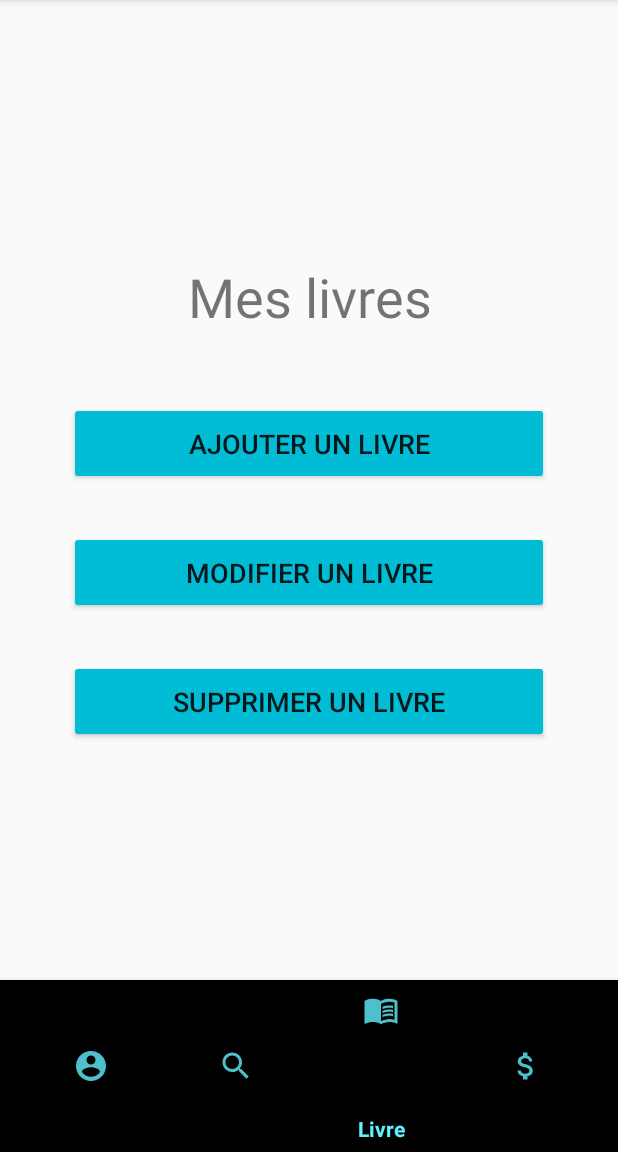
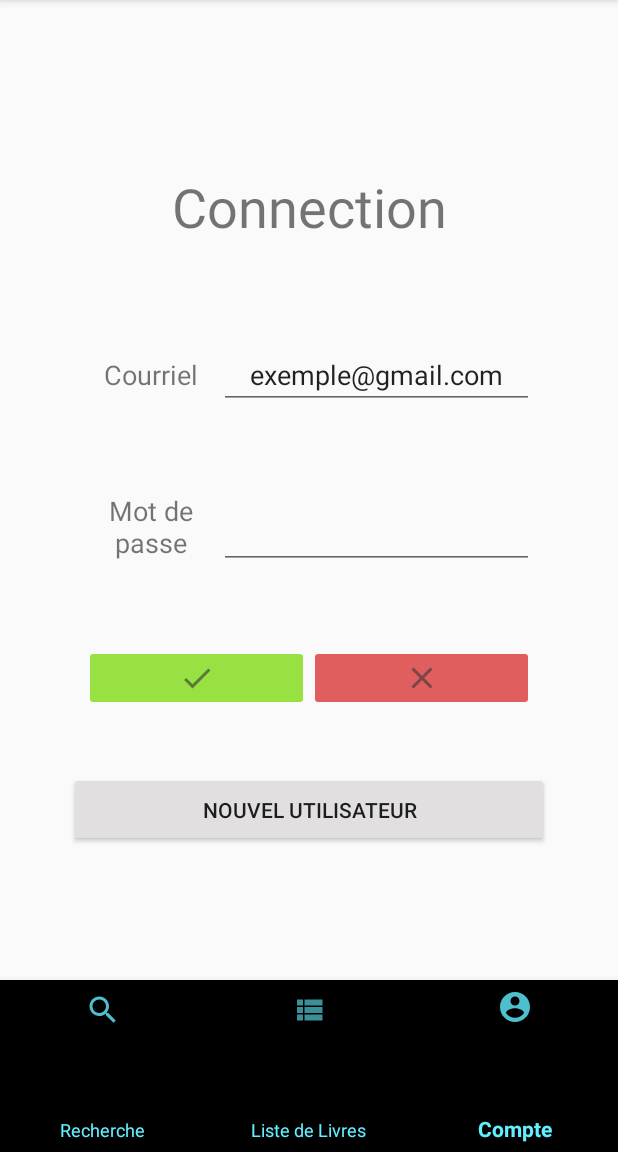
Before and after one commit to Thegametutor101/AndroidProjectBookSales, an Android app: the screen it shows after launch (MainActivity), item 3 of the bottom bar chosen, on a phone screen of 412 x 824 dp, the part 84-1236 px from its top. Run offline under Robolectric (Android 15) with nearby library versions, the light colour scheme and no system bars.

Commit message:
simplified nav

```diff
--- a/ProjectSession/app/src/main/java/com/example/androidprojectbooksales/Book_Fragment.java
+++ b/ProjectSession/app/src/main/java/com/example/androidprojectbooksales/Book_Fragment.java
@@ -12,7 +12,6 @@ import android.view.View;
 import android.view.ViewGroup;
 import android.widget.Button;
 
-
 public class Book_Fragment extends Fragment {
 
     Button btnAddBook, btnModifyBook, btnDeleteBook;
@@ -21,7 +20,6 @@ public class Book_Fragment extends Fragment {
     public Book_Fragment() {
         // Required empty public constructor
     }
-
 
     public interface BookInterface
     {
@@ -36,7 +34,6 @@ public class Book_Fragment extends Fragment {
         bookInterface = (BookInterface)context;
     }
 
-
     @Override
     public void onCreate(Bundle savedInstanceState) {
         super.onCreate(savedInstanceState);
@@ -50,9 +47,7 @@ public class Book_Fragment extends Fragment {
                              Bundle savedInstanceState) {
         // Inflate the layout for this fragment
         return inflater.inflate(R.layout.book_fragment, container, false);
-
     }
-
 
     @Override
     public void onViewCreated(@NonNull View view, @Nullable Bundle savedInstanceState) {
@@ -61,7 +56,6 @@ public class Book_Fragment extends Fragment {
         btnAddBook=view.findViewById(R.id.btnAddBook);
         btnModifyBook=view.findViewById(R.id.btnModifyBook);
         btnDeleteBook=view.findViewById(R.id.btnDeleteBook);
-
 
         btnAddBook.setOnClickListener(new View.OnClickListener() {
             @Override
--- a/ProjectSession/app/src/main/java/com/example/androidprojectbooksales/MainActivity.java
+++ b/ProjectSession/app/src/main/java/com/example/androidprojectbooksales/MainActivity.java
@@ -12,7 +12,6 @@ import com.google.android.material.bottomnavigation.BottomNavigationView;
 
 public class MainActivity extends AppCompatActivity implements Login_Fragment.LoginInterface, Book_Fragment.BookInterface {
 
-
     BottomNavigationView bottomNav;
 
     Research_Fragment researchFragment;
@@ -24,8 +23,6 @@ public class MainActivity extends AppCompatActivity implements Login_Fragment.Lo
 
     FragmentManager fragmentManager;
     FragmentTransaction fragmentTransaction;
-
-
 
     @Override
     protected void onCreate(Bundle savedInstanceState) {
@@ -48,34 +45,26 @@ public class MainActivity extends AppCompatActivity implements Login_Fragment.Lo
         bottomNav=findViewById(R.id.bottomNav);
 
         bottomNav.setOnNavigationItemSelectedListener(new BottomNavigationView.OnNavigationItemSelectedListener() {
-
             @Override
             public boolean onNavigationItemSelected(@NonNull MenuItem item) {
                 switch(item.getItemId()){
+                    case R.id.btnMenuRecherche:
+                        fragmentTransaction  = fragmentManager.beginTransaction();
+                        fragmentTransaction.replace(R.id.flFragment,researchFragment);
+                        fragmentTransaction.commit();
+                        return true;
+                    case R.id.btnMenuLivres:
+                        fragmentTransaction  = fragmentManager.beginTransaction();
+                        fragmentTransaction.replace(R.id.flFragment,bookFragment);
+                        fragmentTransaction.commit();
+                        return true;
                     case R.id.btnMenuUtilisateur:
                         fragmentTransaction  = fragmentManager.beginTransaction();
                         fragmentTransaction.replace(R.id.flFragment,loginFragment);
                         fragmentTransaction.commit();
                         return true;
-                    case R.id.btnMenuRecherche:
-                        fragmentTransaction  = fragmentManager.beginTransaction();
-                        fragmentTransaction.replace(R.id.flFragment,researchFragment);
-                        fragmentTransaction.commit();
-                        return true;
-                    case R.id.btnMenuLivre:
-                        fragmentTransaction  = fragmentManager.beginTransaction();
-                        fragmentTransaction.replace(R.id.flFragment,bookFragment);
-                        fragmentTransaction.commit();
-                        return true;
-                    case R.id.btnMenuAcheter:
-                        fragmentTransaction  = fragmentManager.beginTransaction();
-                        fragmentTransaction.replace(R.id.flFragment,buyBookFragment);
-                        fragmentTransaction.commit();
-                        return true;
                 }
                 return false;
-
-
             }
         });
     }
@@ -105,7 +94,4 @@ public class MainActivity extends AppCompatActivity implements Login_Fragment.Lo
         //fragmentTransaction.replace(R.id.flFragment,addUserFragment);
         //fragmentTransaction.commit();
     }
-
-
-
 }
--- a/ProjectSession/app/src/main/java/com/example/androidprojectbooksales/RetrofitInstance.java
+++ b/ProjectSession/app/src/main/java/com/example/androidprojectbooksales/RetrofitInstance.java
@@ -4,7 +4,7 @@ import retrofit2.Retrofit;
 import retrofit2.converter.gson.GsonConverterFactory;
 
 public class RetrofitInstance {
-    //public static final String BASE_URL = "http://206.167.140.56:8080/A2020/420505RI/Equipe_6/AppBundle/";
+//    public static final String BASE_URL = "http://206.167.140.56:8080/A2020/420505RI/Equipe_6/AppBundle/";
     public static final String BASE_URL = "http://10.0.2.2/WebProjectBookSales/AppBundle/";
     private static Retrofit retrofit;
 
@@ -17,9 +17,6 @@ public class RetrofitInstance {
                     .addConverterFactory(GsonConverterFactory.create())
                     .build();
         }
-
         return retrofit;
     }
-
-
 }
--- /dev/null
+++ b/ProjectSession/app/src/main/res/drawable-anydpi/ic_action_listView.xml
@@ -0,0 +1,11 @@
+<vector xmlns:android="http://schemas.android.com/apk/res/android"
+    android:width="24dp"
+    android:height="24dp"
+    android:viewportWidth="24"
+    android:viewportHeight="24"
+    android:tint="#333333"
+    android:alpha="0.6">
+  <path
+      android:fillColor="@android:color/white"
+      android:pathData="M4,14h4v-4L4,10v4zM4,19h4v-4L4,15v4zM4,9h4L8,5L4,5v4zM9,14h12v-4L9,10v4zM9,19h12v-4L9,15v4zM9,5v4h12L21,5L9,5z"/>
+</vector>
--- a/ProjectSession/app/src/main/res/menu/bottom_menu.xml
+++ b/ProjectSession/app/src/main/res/menu/bottom_menu.xml
@@ -3,23 +3,18 @@
     xmlns:android="http://schemas.android.com/apk/res/android">
 
     <item
+        android:id="@+id/btnMenuRecherche"
+        android:icon="@drawable/ic_action_name_research"
+        android:title="@string/mainMenuSearch"
+        app:showAsAction="ifRoom" />
+    <item
+        android:id="@+id/btnMenuLivres"
+        android:icon="@drawable/ic_action_listView"
+        android:title="@string/mainMenuView"
+        app:showAsAction="ifRoom" />
+    <item
         android:id="@+id/btnMenuUtilisateur"
         android:icon="@drawable/ic_action_name_user"
-        android:title="Utilisateur"
-        app:showAsAction="always" />
-    <item
-        android:id="@+id/btnMenuRecherche"
-        android:icon="@drawable/ic_action_name_research"
-        android:title="Recherche"
-        app:showAsAction="always" />
-    <item
-        android:id="@+id/btnMenuLivre"
-        android:icon="@drawable/ic_action_name_book"
-        android:title="Livre"
-        app:showAsAction="always" />
-    <item
-        android:id="@+id/btnMenuAcheter"
-        android:icon="@drawable/ic_action_name_buy"
-        android:title="Acheter un livre"
-        app:showAsAction="always" />
+        android:title="@string/mainMenuAccount"
+        app:showAsAction="ifRoom" />
 </menu>
--- a/ProjectSession/app/src/main/res/values/strings.xml
+++ b/ProjectSession/app/src/main/res/values/strings.xml
@@ -2,4 +2,7 @@
     <string name="app_name">Vente de livres école</string>
     <!-- TODO: Remove or change this placeholder text -->
     <string name="hello_blank_fragment">Hello blank fragment</string>
+    <string name="mainMenuSearch">Recherche</string>
+    <string name="mainMenuView">Liste de Livres</string>
+    <string name="mainMenuAccount">Compte</string>
 </resources>
```
Also changed, not shown: ProjectSession/app/src/main/res/drawable-hdpi/ic_action_listView.png (added), ProjectSession/app/src/main/res/drawable-mdpi/ic_action_listView.png (added), ProjectSession/app/src/main/res/drawable-xhdpi/ic_action_listView.png (added), ProjectSession/app/src/main/res/drawable-xxhdpi/ic_action_listView.png (added).
